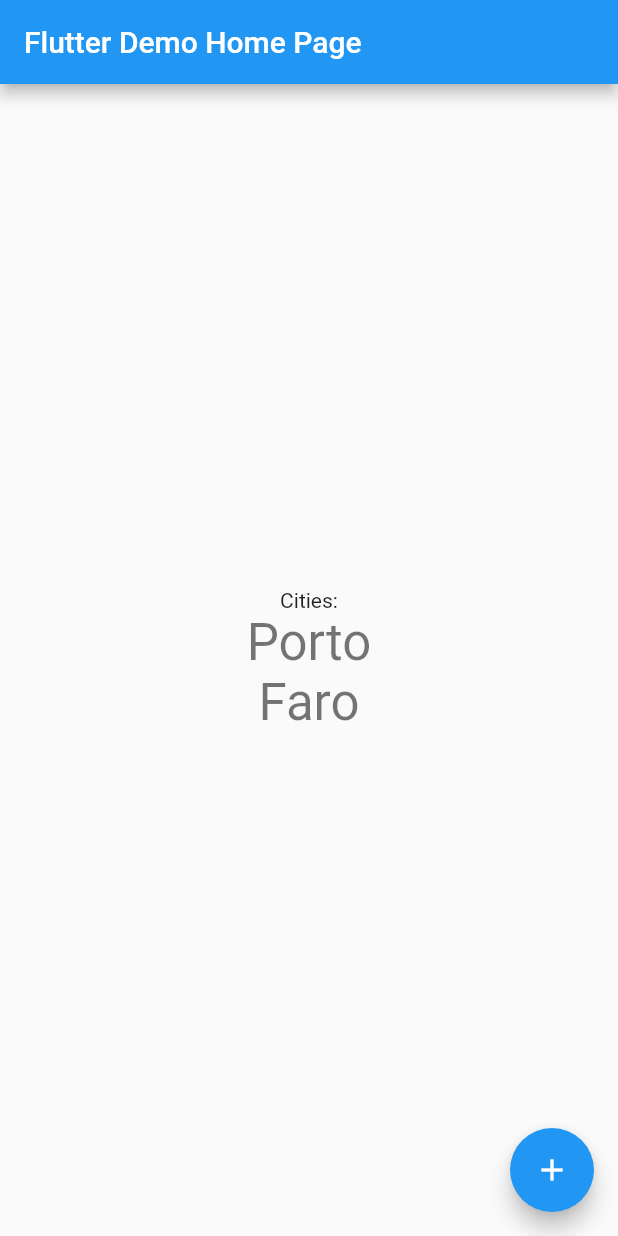
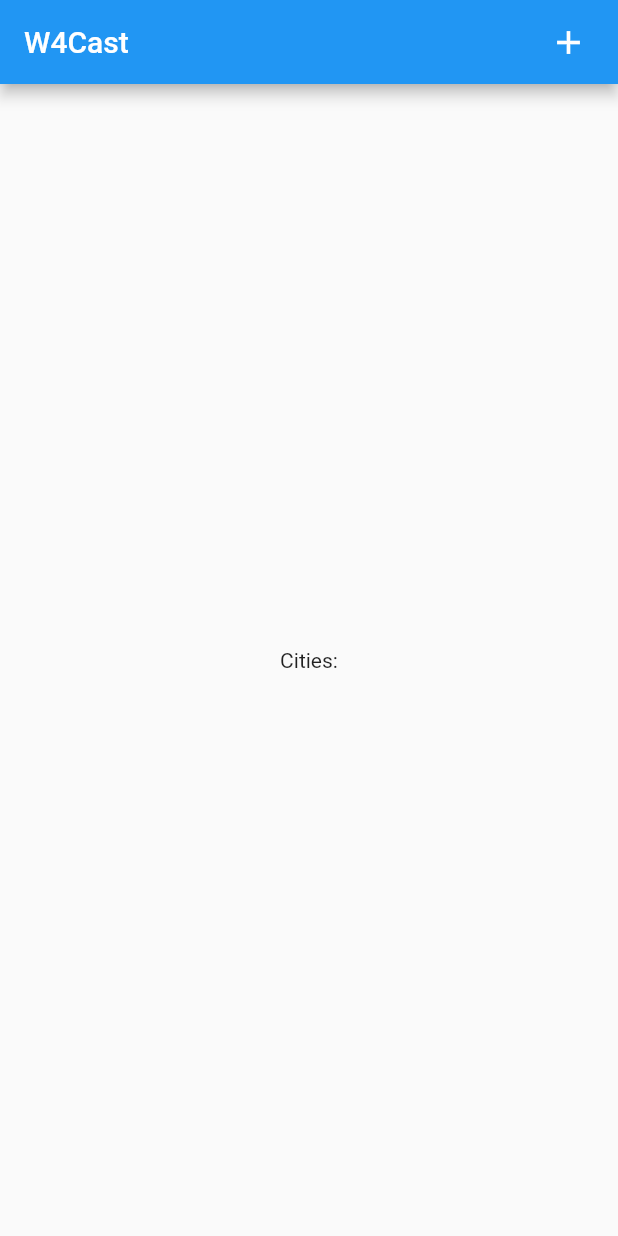
Before and after one commit to goncaloacteixeira/feup-cpm-proj2, a Flutter app: the screen it shows after launch, on a phone screen of 412 x 824 dp. Run offline on Flutter 3.47's test engine with Material 2 defaults, Android fonts, the phone set to English and light mode, and no system bars; our stand-ins replace shared_preferences.

Commit message:
added option to add/remove cities

```diff
--- a/lib/HomePage.dart
+++ b/lib/HomePage.dart
@@ -1,6 +1,7 @@
+import 'package:flutter/cupertino.dart';
 import 'package:flutter/material.dart';
 import 'package:shared_preferences/shared_preferences.dart';
-import 'package:w4cast/constants.dart';
+import 'package:w4cast/EditCitiesPage.dart';
 
 class HomePage extends StatefulWidget {
   const HomePage({super.key, required this.title});
@@ -12,7 +13,7 @@ class HomePage extends StatefulWidget {
 }
 
 class _HomePageState extends State<HomePage> {
-  List<String> _cities = ["Porto", "Faro"];
+  Set<String> _cities = {};
 
   @override
   void initState() {
@@ -25,31 +26,9 @@ class _HomePageState extends State<HomePage> {
     setState(() {
       var citiesString = prefs.getString("cities");
       if (citiesString != null) {
-        _cities = citiesString.split(";");
+        _cities = Set.of(citiesString.split(";"));
       }
     });
-  }
-
-  Widget _generateCityItem(String city) {
-    return Text(
-      city,
-      style: Theme
-          .of(context)
-          .textTheme
-          .headline4,
-    );
-  }
-
-  Dialog _addCityDialog() {
-    return Dialog(
-      elevation: 16,
-      child: ListView(
-        shrinkWrap: true,
-        children: [
-          for (var city in allCities) _generateCityItem(city)
-        ],
-      ),
-    );
   }
 
   @override
@@ -57,6 +36,24 @@ class _HomePageState extends State<HomePage> {
     return Scaffold(
       appBar: AppBar(
         title: Text(widget.title),
+        actions: [
+          Padding(
+              padding: const EdgeInsets.only(right: 20.0),
+              child: GestureDetector(
+                onTap: () {
+                  Navigator.push(
+                          context,
+                          CupertinoPageRoute(
+                              builder: (context) =>
+                                  const EditCitiesPage(title: "Cities")))
+                      .then((value) => _loadCities());
+                },
+                child: const Icon(
+                  Icons.add,
+                  size: 26.0,
+                ),
+              )),
+        ],
       ),
       body: Center(
         child: Column(
@@ -65,17 +62,10 @@ class _HomePageState extends State<HomePage> {
             const Text(
               'Cities:',
             ),
-            for (var city in _cities) _generateCityItem(city)
+            for (var city in _cities) Text(city)
           ],
         ),
       ),
-      floatingActionButton: FloatingActionButton(
-        onPressed: () {
-          showDialog(context: context, builder: (context) => _addCityDialog());
-        },
-        tooltip: 'Add City',
-        child: const Icon(Icons.add),
-      ), // This trailing comma makes auto-formatting nicer for build methods.
     );
   }
 }
--- a/lib/main.dart
+++ b/lib/main.dart
@@ -25,7 +25,7 @@ class MyApp extends StatelessWidget {
         // is not restarted.
         primarySwatch: Colors.blue,
       ),
-      home: const HomePage(title: 'Flutter Demo Home Page'),
+      home: const HomePage(title: 'W4Cast'),
     );
   }
 }
```
Also changed, not shown: lib/EditCitiesPage.dart (added, +33 -0 lines), lib/components/EditCityItem.dart (added, +67 -0 lines).
